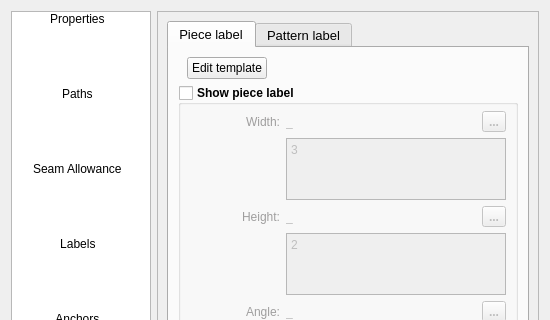
Above: src/libs/vtools/dialogs/tools/piece/pattern_piece_dialog.ui from seamly/Seamly2D before the change; both pictures show x 0 to 550 and y 0 to 320 of the 550 by 630 pixel window. Below: the same form after it.
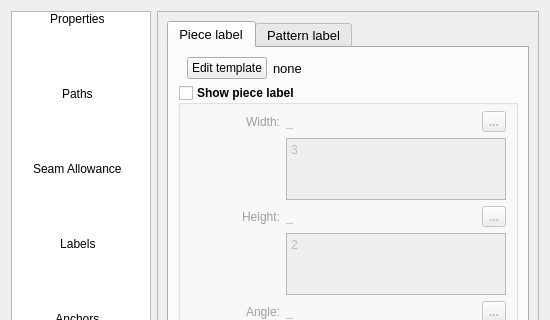
That is the form after the change. The open tabs and pages were chosen to show the change. Icons and pictures are not drawn. Custom widgets are drawn as their Qt base class.

Commit message:
Show label template filenames beside template editors
Keep the selected template source during a dialog session. Stored custom lines without known file provenance still show none.

```diff
--- a/src/libs/vtools/dialogs/tools/piece/pattern_piece_dialog.ui
+++ b/src/libs/vtools/dialogs/tools/piece/pattern_piece_dialog.ui
@@ -2626,6 +2626,13 @@
                  </property>
                 </widget>
                </item>
+               <item>
+                <widget class="QLabel" name="pieceTemplateFile_Label">
+                 <property name="text">
+                  <string>none</string>
+                 </property>
+                </widget>
+               </item>
                <item>
                 <spacer name="horizontalSpacer_5">
                  <property name="orientation">
```
Left out of the diff: 8 changed lines with no effect on the pictures. The commit also changes 13 other files.
